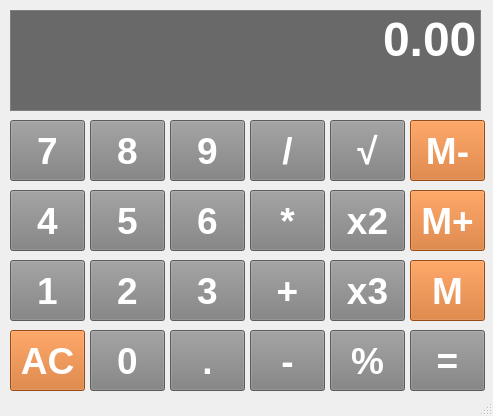
Qt form Calculator/calcd.ui (mateusribeirocampos/Calcd_Qt) before a commit.
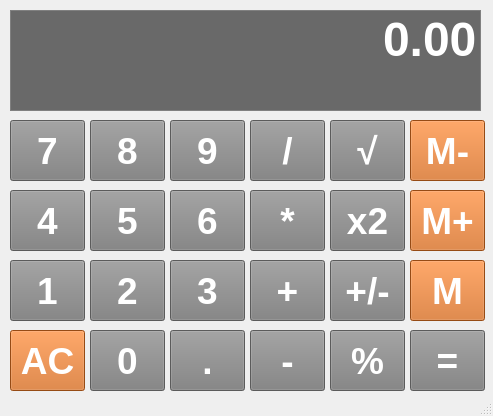
The same form after that commit.

Commit message: Change number signals added in the layout

```diff
--- a/Calculator/calcd.ui
+++ b/Calculator/calcd.ui
@@ -897,7 +897,7 @@
 </string>
     </property>
     <property name="text">
-     <string>x3</string>
+     <string>+/-</string>
     </property>
    </widget>
   </widget>
```
Left out of the diff: 2 changed lines with no effect on the pictures.
